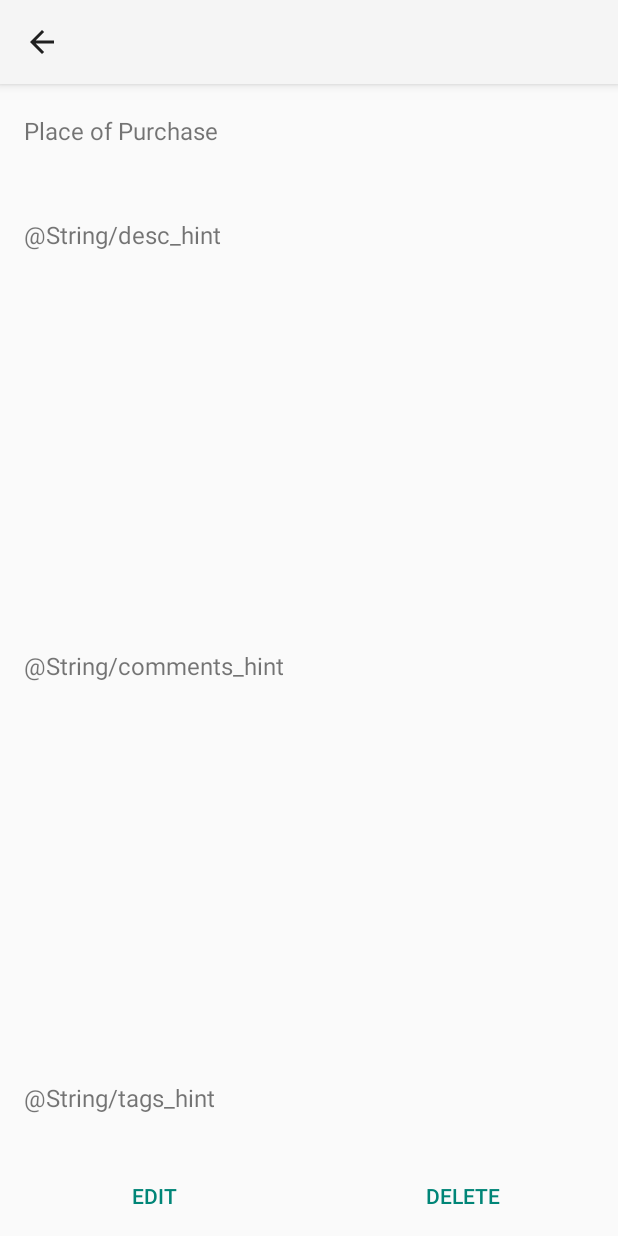
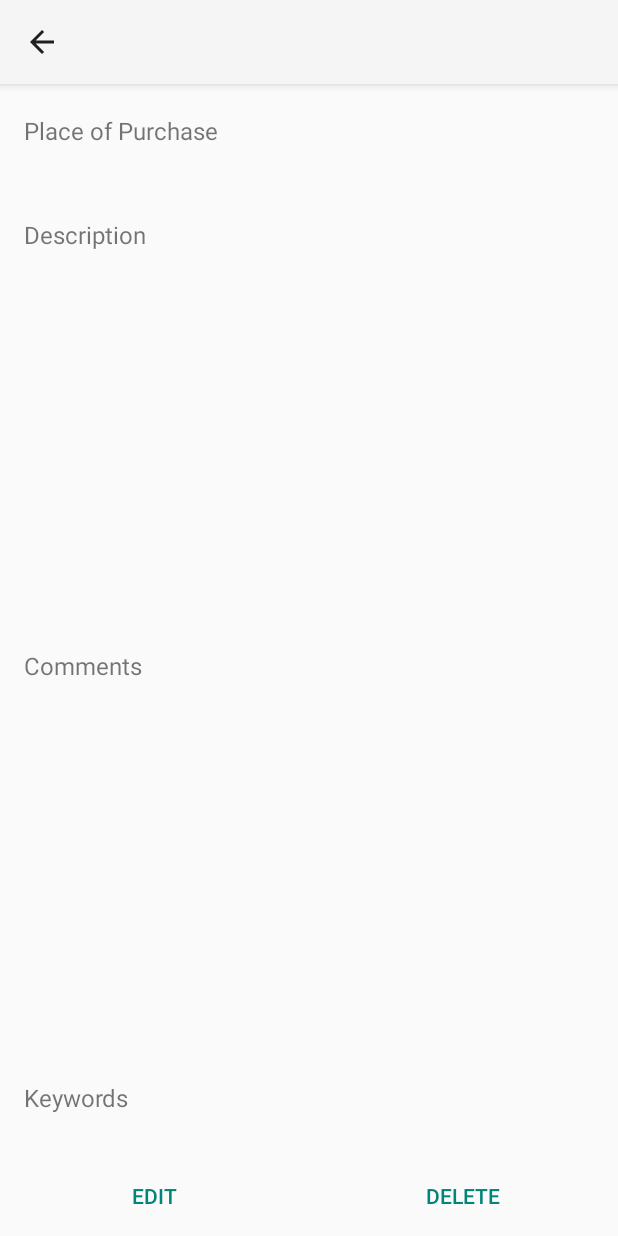
Before and after one commit to thomaspreece/CheeseRemember, an Android app: the PersonActivity screen opened directly, with no data from a screen before it, on a phone screen of 412 x 824 dp. Run offline under Robolectric (Android 15) with nearby library versions, the phone set to English and light mode, and no system bars; 5 statements that could not run were skipped.

Commit message:
fix: @string instead of @String

```diff
--- a/app/src/main/res/layout/activity_person.xml
+++ b/app/src/main/res/layout/activity_person.xml
@@ -48,7 +48,7 @@ xmlns:app="http://schemas.android.com/apk/res-auto"
         android:paddingTop="20dp"
         android:paddingLeft="@dimen/activity_horizontal_margin"
         android:paddingRight="@dimen/activity_horizontal_margin"
-        android:text="@String/desc_hint"
+        android:text="@string/desc_hint"
         android:id="@+id/dTextStatic"
         android:layout_alignParentStart="true"
         android:textSize="16dp"
@@ -76,7 +76,7 @@ xmlns:app="http://schemas.android.com/apk/res-auto"
         android:paddingTop="20dp"
         android:paddingLeft="@dimen/activity_horizontal_margin"
         android:paddingRight="@dimen/activity_horizontal_margin"
-        android:text="@String/comments_hint"
+        android:text="@string/comments_hint"
         android:id="@+id/iTextStatic"
         android:layout_below="@+id/placeOfPurchase"
         android:layout_alignParentStart="true"
@@ -103,7 +103,7 @@ xmlns:app="http://schemas.android.com/apk/res-auto"
         android:paddingTop="20dp"
         android:paddingLeft="@dimen/activity_horizontal_margin"
         android:paddingRight="@dimen/activity_horizontal_margin"
-        android:text="@String/tags_hint"
+        android:text="@string/tags_hint"
         android:id="@+id/kTextStatic"
         android:layout_below="@+id/interests"
         android:layout_alignParentStart="true"
```
